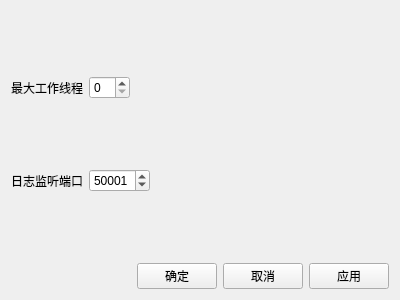
Before: the Qt Designer form apps/DataTransfer/ui/baseset.ui in liubojun/DataTransfer, drawn with Qt 5.
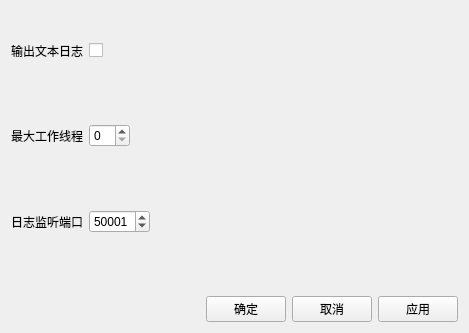
After: the same form once the commit is applied.

Commit message: 提交日志输出模块，添加日志输出开关支持

The edit to the form file:
```diff
--- a/apps/DataTransfer/ui/baseset.ui
+++ b/apps/DataTransfer/ui/baseset.ui
@@ -6,14 +6,61 @@
    <rect>
     <x>0</x>
     <y>0</y>
-    <width>400</width>
-    <height>300</height>
+    <width>469</width>
+    <height>333</height>
    </rect>
   </property>
   <property name="windowTitle">
    <string>基本设置</string>
   </property>
   <layout class="QVBoxLayout" name="verticalLayout">
+   <item>
+    <spacer name="verticalSpacer_4">
+     <property name="orientation">
+      <enum>Qt::Vertical</enum>
+     </property>
+     <property name="sizeHint" stdset="0">
+      <size>
+       <width>20</width>
+       <height>31</height>
+      </size>
+     </property>
+    </spacer>
+   </item>
+   <item>
+    <layout class="QHBoxLayout" name="horizontalLayout_4">
+     <item>
+      <widget class="QLabel" name="label_3">
+       <property name="text">
+        <string>输出文本日志</string>
+       </property>
+      </widget>
+     </item>
+     <item>
+      <widget class="QCheckBox" name="checkBox_writeLog">
+       <property name="toolTip">
+        <string>&lt;html&gt;&lt;head/&gt;&lt;body&gt;&lt;p&gt;修改之后需要重启系统生效&lt;/p&gt;&lt;/body&gt;&lt;/html&gt;</string>
+       </property>
+       <property name="text">
+        <string/>
+       </property>
+      </widget>
+     </item>
+     <item>
+      <spacer name="horizontalSpacer_4">
+       <property name="orientation">
+        <enum>Qt::Horizontal</enum>
+       </property>
+       <property name="sizeHint" stdset="0">
+        <size>
+         <width>40</width>
+         <height>20</height>
+        </size>
+       </property>
+      </spacer>
+     </item>
+    </layout>
+   </item>
    <item>
     <spacer name="verticalSpacer_3">
      <property name="orientation">
```
Left out of the diff: 3 changed lines with no effect on the pictures. The commit also changes 10 other files.
